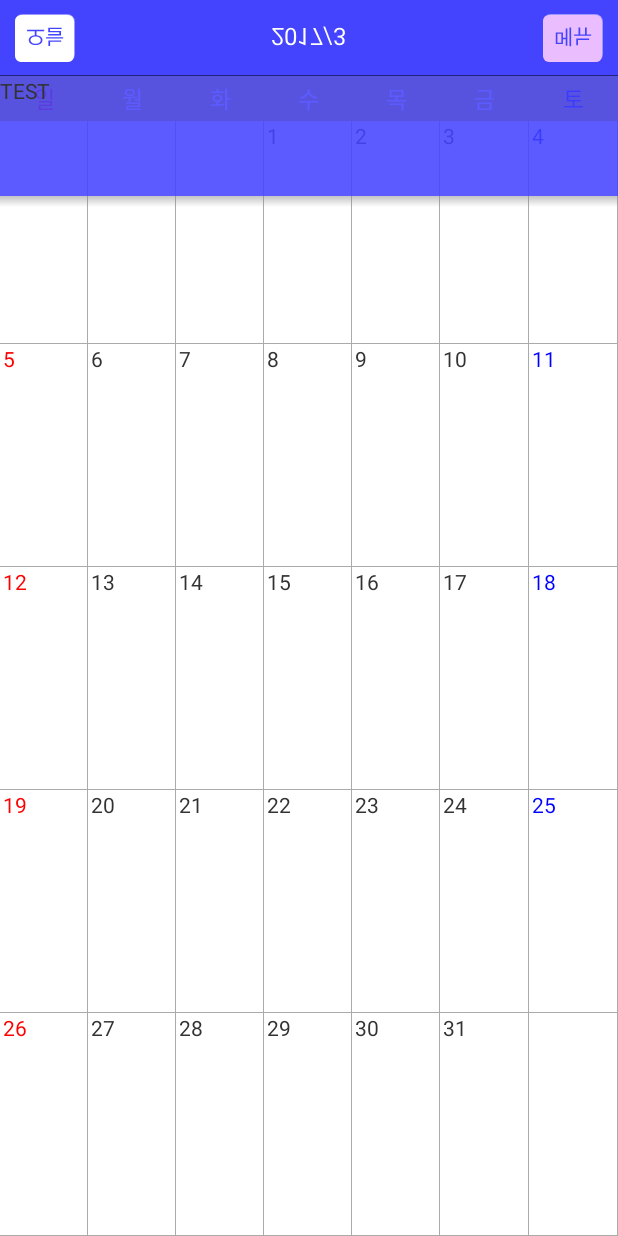
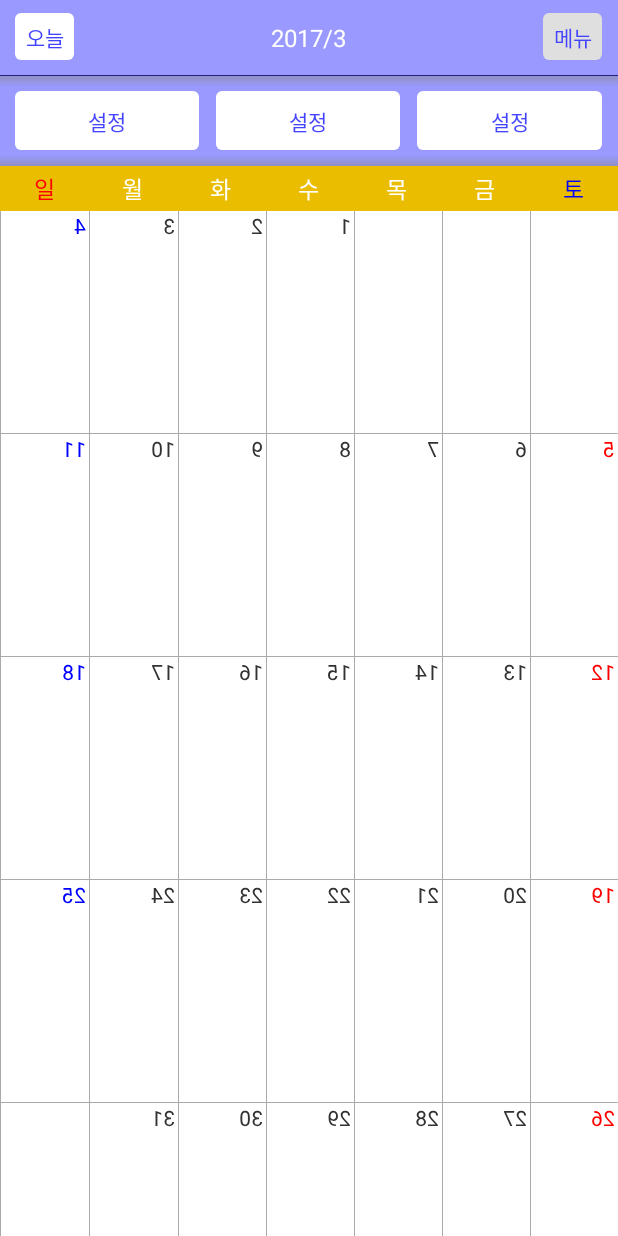
Before and after one commit to JisunPark/Android-ViewPagerCalendar, an Android app: the screen it shows after launch (CalendarActivity), after a tap on "메뉴", on a phone screen of 412 x 824 dp. Run offline under Robolectric (Android 15) with nearby library versions, the phone set to English and light mode, and no system bars; 2 other taps on this screen came first.

Commit message:
change menu animation

```diff
--- a/app/src/main/java/com/suminjin/calendar/CalendarActivity.java
+++ b/app/src/main/java/com/suminjin/calendar/CalendarActivity.java
@@ -3,10 +3,7 @@ package com.suminjin.calendar;
 import android.animation.ObjectAnimator;
 import android.os.Bundle;
 import android.support.annotation.Nullable;
-import android.support.v4.app.Fragment;
 import android.support.v4.app.FragmentActivity;
-import android.support.v4.app.FragmentManager;
-import android.support.v4.app.FragmentTransaction;
 import android.support.v4.view.ViewPager;
 import android.view.View;
 import android.view.animation.AccelerateInterpolator;
@@ -82,88 +79,41 @@ public class CalendarActivity extends FragmentActivity {
             @Override
             public void onClick(View view) {
                 viewPager.setCurrentItem(CalendarPagerAdapter.START_POSITION);
+                ObjectAnimator animator = ObjectAnimator.ofFloat(viewPager, "rotationY", 0, 180);
+                animator.setDuration(300);
+                animator.start();
             }
         });
 
+        final View menuFragment = findViewById(R.id.menuFragment);
+//        menuFragment.setVisibility(View.GONE);
+        final int menuFragmentHeight = getResources().getDimensionPixelSize(R.dimen.menu_fragment_height);
+        final View layoutCalendar = findViewById(R.id.layoutCalendar);
         final View layoutTitle = findViewById(R.id.layoutTitle);
+
         // 메뉴 버튼
         findViewById(R.id.txtMenu).setOnClickListener(new View.OnClickListener() {
             @Override
             public void onClick(View view) {
                 if (view.isSelected()) {
-                    removeFragment();
+//                    ObjectAnimator animator = ObjectAnimator.ofFloat(layoutTitle, "rotationX", 180, 360);
+//                    animator.setDuration(300);
+//                    animator.start();
 
-                    ObjectAnimator animator = ObjectAnimator.ofFloat(layoutTitle, "rotationX", 180, 360);
-                    animator.setDuration(300);
-                    animator.start();
+                    ObjectAnimator mover = ObjectAnimator.ofFloat(layoutCalendar, "translationY", 0);
+                    mover.setDuration(300);
+                    mover.start();
                 } else {
-                    setFragment();
+//                    ObjectAnimator animator = ObjectAnimator.ofFloat(layoutTitle, "rotationX", 0, 180);
+//                    animator.setDuration(300);
+//                    animator.start();
 
-                    ObjectAnimator animator = ObjectAnimator.ofFloat(layoutTitle, "rotationX", 0, 180);
-                    animator.setDuration(300);
-                    animator.start();
+                    ObjectAnimator mover = ObjectAnimator.ofFloat(layoutCalendar, "translationY", menuFragmentHeight);
+                    mover.setDuration(300);
+                    mover.start();
                 }
-
                 view.setSelected(!view.isSelected());
-            }
-        });
-    }
-
-    private void setFragment() {
-        String className = TestFragment.class.getName();
-        FragmentManager fm = getSupportFragmentManager();
-        FragmentTransaction ft = fm.beginTransaction();
-        Fragment fragment = fm.findFragmentByTag(className);
-        String tag = className;
-        if (fragment == null) {
-            fragment = Fragment.instantiate(this, className, null);
-        } else {
-            tag += "Extra";
-            fragment = Fragment.instantiate(this, className, null);
-        }
-
-        if (fragment == null) {
-            try {
-                throw new Exception("Check " + className + " is exist Fragment");
-            } catch (Exception e) {
-                e.printStackTrace();
-            }
-        }
-
-        int enter = R.anim.slide_in_down;
-        int exit = R.anim.slide_out_up;
-        if (enter != 0 && exit != 0) {
-            ft.setCustomAnimations(enter, exit, enter, exit);
-        }
-
-        ft.add(R.id.layoutFragment, fragment, tag);
-
-        ft.commit();
-    }
-
-    private void removeFragment() {
-        final String className = TestFragment.class.getName();
-        FragmentManager fm = getSupportFragmentManager();
-        final FragmentTransaction ft = fm.beginTransaction();
-        final Fragment fragment = fm.findFragmentByTag(className);
-//        ft.remove(fragment);
-//        ft.commit();
-
-        AnimationUtils.move(fragment.getView(), 0, 0, 0, -1, getResources().getInteger(R.integer.anim_duration), new AccelerateInterpolator(), new Animation.AnimationListener() {
-            @Override
-            public void onAnimationStart(Animation animation) {
-
-            }
-
-            @Override
-            public void onAnimationEnd(Animation animation) {
-                ft.remove(fragment);
-                ft.commit();
-            }
-
-            @Override
-            public void onAnimationRepeat(Animation animation) {
-
+                layoutTitle.setBackgroundResource(view.isSelected() ? R.color.top_bg_sel : R.color.top_bg_nor);
             }
         });
     }
--- a/app/src/main/java/com/suminjin/calendar/TestFragment.java
+++ b/app/src/main/java/com/suminjin/calendar/MenuFragment.java
@@ -12,13 +12,13 @@ import android.view.animation.Animation;
  * Created by parkjisun on 2017. 3. 28..
  */
 
-public class TestFragment extends Fragment {
+public class MenuFragment extends Fragment {
 
     @Nullable
     @Override
     public View onCreateView(LayoutInflater inflater, @Nullable ViewGroup container, @Nullable Bundle savedInstanceState) {
         super.onCreateView(inflater, container, savedInstanceState);
-        return inflater.inflate(R.layout.fragment_test, container, false);
+        return inflater.inflate(R.layout.fragment_menu, container, false);
     }
 
     @Override
--- a/app/src/main/res/drawable/bg_item_sel.xml
+++ b/app/src/main/res/drawable/bg_btn_sel.xml
@@ -13,7 +13,7 @@
         android:top="0dp">
         <shape android:shape="rectangle">
             <corners android:radius="4dp" />
-            <solid android:color="#eabdff" />
+            <solid android:color="#dfdfdf" />
         </shape>
     </item>
 </layer-list>
--- /dev/null
+++ b/app/src/main/res/drawable/bg_down_to_up_shadow.xml
@@ -0,0 +1,8 @@
+<?xml version="1.0" encoding="utf-8"?>
+<shape xmlns:android="http://schemas.android.com/apk/res/android"
+    android:shape="rectangle">
+    <gradient
+        android:angle="90"
+        android:endColor="@android:color/transparent"
+        android:startColor="#7f888888" />
+</shape>
--- /dev/null
+++ b/app/src/main/res/drawable/selector_bg_btn.xml
@@ -0,0 +1,6 @@
+<?xml version="1.0" encoding="utf-8"?>
+<selector xmlns:android="http://schemas.android.com/apk/res/android">
+    <item android:drawable="@drawable/bg_btn_sel" android:state_selected="true" />
+    <item android:drawable="@drawable/bg_btn_sel" android:state_pressed="true" />
+    <item android:drawable="@drawable/bg_btn_nor" />
+</selector>
--- a/app/src/main/res/drawable/selector_bg_item.xml
+++ /dev/null
@@ -1,6 +0,0 @@
-<?xml version="1.0" encoding="utf-8"?>
-<selector xmlns:android="http://schemas.android.com/apk/res/android">
-    <item android:drawable="@drawable/bg_item_sel" android:state_selected="true" />
-    <item android:drawable="@drawable/bg_item_sel" android:state_pressed="true" />
-    <item android:drawable="@drawable/bg_item" />
-</selector>
--- a/app/src/main/res/layout/activity_calendar.xml
+++ b/app/src/main/res/layout/activity_calendar.xml
@@ -9,23 +9,14 @@
         android:id="@+id/layoutTitle"
         android:layout_width="match_parent"
         android:layout_height="@dimen/calendar_year_month_view_height"
-        android:background="#44f">
+        android:background="@color/top_bg_nor">
 
         <TextView
             android:id="@+id/txtToday"
-            android:layout_width="wrap_content"
-            android:layout_height="wrap_content"
+            style="@style/CommonButton"
             android:layout_centerVertical="true"
             android:layout_marginLeft="10dp"
-            android:background="@drawable/selector_bg_item"
-            android:gravity="center"
-            android:paddingBottom="5dp"
-            android:paddingLeft="7dp"
-            android:paddingRight="7dp"
-            android:paddingTop="5dp"
-            android:text="@string/today"
-            android:textColor="#44f"
-            android:textSize="14sp" />
+            android:text="@string/today" />
 
         <TextView
             android:id="@+id/txtYear"
@@ -39,20 +30,11 @@
 
         <TextView
             android:id="@+id/txtMenu"
-            android:layout_width="wrap_content"
-            android:layout_height="wrap_content"
+            style="@style/CommonButton"
             android:layout_alignParentRight="true"
             android:layout_centerVertical="true"
             android:layout_marginRight="10dp"
-            android:background="@drawable/selector_bg_item"
-            android:gravity="center"
-            android:paddingBottom="5dp"
-            android:paddingLeft="7dp"
-            android:paddingRight="7dp"
-            android:paddingTop="5dp"
-            android:text="@string/menu"
-            android:textColor="#44f"
-            android:textSize="14sp" />
+            android:text="@string/menu" />
     </RelativeLayout>
 
     <View
@@ -60,27 +42,35 @@
         android:layout_height="1px"
         android:background="#7f4444ff" />
 
-    <RelativeLayout
+    <FrameLayout
         android:layout_width="match_parent"
         android:layout_height="match_parent">
 
-        <include
-            android:id="@+id/layoutWeekTitle"
-            layout="@layout/layout_week_title"
+        <fragment
+            android:id="@+id/menuFragment"
+            class="com.suminjin.calendar.MenuFragment"
             android:layout_width="match_parent"
-            android:layout_height="@dimen/calendar_week_view_height" />
+            android:layout_height="wrap_content" />
 
-        <android.support.v4.view.ViewPager
-            android:id="@+id/viewPager"
+        <LinearLayout
+            android:id="@+id/layoutCalendar"
             android:layout_width="match_parent"
             android:layout_height="match_parent"
-            android:layout_below="@id/layoutWeekTitle" />
+            android:orientation="vertical">
 
-        <FrameLayout
-            android:id="@+id/layoutFragment"
-            android:layout_width="match_parent"
-            android:layout_height="wrap_content"></FrameLayout>
-    </RelativeLayout>
+            <include
+                android:id="@+id/layoutWeekTitle"
+                layout="@layout/layout_week_title"
+                android:layout_width="match_parent"
+                android:layout_height="@dimen/calendar_week_view_height" />
 
+            <android.support.v4.view.ViewPager
+                android:id="@+id/viewPager"
+                android:layout_width="match_parent"
+                android:layout_height="match_parent" />
+
+        </LinearLayout>
+
+    </FrameLayout>
 
 </LinearLayout>
--- /dev/null
+++ b/app/src/main/res/layout/fragment_menu.xml
@@ -0,0 +1,51 @@
+<?xml version="1.0" encoding="utf-8"?>
+<FrameLayout xmlns:android="http://schemas.android.com/apk/res/android"
+    android:layout_width="match_parent"
+    android:layout_height="wrap_content"
+    android:clickable="true">
+
+
+    <LinearLayout
+        android:layout_width="match_parent"
+        android:layout_height="@dimen/menu_fragment_height"
+        android:background="@color/top_bg_sel"
+        android:padding="10dp">
+
+        <TextView
+            android:id="@+id/btnSetting"
+            style="@style/CommonButton"
+            android:layout_width="0dp"
+            android:layout_height="match_parent"
+            android:layout_marginRight="5dp"
+            android:layout_weight="1"
+            android:text="@string/setting" />
+
+        <TextView
+            style="@style/CommonButton"
+            android:layout_width="0dp"
+            android:layout_height="match_parent"
+            android:layout_marginLeft="5dp"
+            android:layout_marginRight="5dp"
+            android:layout_weight="1"
+            android:text="@string/setting" />
+
+        <TextView
+            style="@style/CommonButton"
+            android:layout_width="0dp"
+            android:layout_height="match_parent"
+            android:layout_marginLeft="5dp"
+            android:layout_weight="1"
+            android:text="@string/setting" />
+    </LinearLayout>
+
+    <View
+        android:layout_width="match_parent"
+        android:layout_height="7dp"
+        android:background="@drawable/bg_up_to_down_shadow" />
+
+    <View
+        android:layout_width="match_parent"
+        android:layout_height="7dp"
+        android:layout_gravity="bottom"
+        android:background="@drawable/bg_down_to_up_shadow" />
+</FrameLayout>
--- a/app/src/main/res/layout/fragment_test.xml
+++ /dev/null
@@ -1,18 +0,0 @@
-<?xml version="1.0" encoding="utf-8"?>
-<LinearLayout xmlns:android="http://schemas.android.com/apk/res/android"
-    android:layout_width="match_parent"
-    android:layout_height="wrap_content"
-    android:clickable="true"
-    android:orientation="vertical">
-
-    <TextView
-        android:layout_width="match_parent"
-        android:layout_height="80dp"
-        android:background="#df4444ff"
-        android:text="TEST" />
-
-    <View
-        android:layout_width="match_parent"
-        android:layout_height="7dp"
-        android:background="@drawable/bg_shadow" />
-</LinearLayout>
--- a/app/src/main/res/values/colors.xml
+++ b/app/src/main/res/values/colors.xml
@@ -1,7 +1,7 @@
 <?xml version="1.0" encoding="utf-8"?>
 <resources>
-    <color name="colorPrimary">#3F51B5</color>
-    <color name="colorPrimaryDark">#303F9F</color>
-    <color name="colorAccent">#FF4081</color>
     <color name="calendar_contents_bg">#f1f1f1</color>
+    <color name="week_title_bg">#eabd00</color>
+    <color name="top_bg_nor">#44f</color>
+    <color name="top_bg_sel">#99f</color>
 </resources>
--- a/app/src/main/res/values/dimens.xml
+++ b/app/src/main/res/values/dimens.xml
@@ -3,4 +3,5 @@
     <dimen name="calendar_year_month_view_height">50dp</dimen>
     <dimen name="calendar_week_view_height">30dp</dimen>
     <dimen name="calendar_contents_height">200dp</dimen>
+    <dimen name="menu_fragment_height">60dp</dimen>
 </resources>
--- a/app/src/main/res/values/strings.xml
+++ b/app/src/main/res/values/strings.xml
@@ -4,4 +4,5 @@
     <string name="confirm">확인</string>
     <string name="cancel">취소</string>
     <string name="menu">메뉴</string>
+    <string name="setting">설정</string>
 </resources>
--- a/app/src/main/res/values/styles.xml
+++ b/app/src/main/res/values/styles.xml
@@ -12,6 +12,21 @@
         <item name="android:textColor">#fff</item>
         <item name="android:textSize">15sp</item>
         <item name="android:gravity">center</item>
-        <item name="android:background">#eabd00</item>
+        <item name="android:background">@color/week_title_bg</item>
     </style>
+
+    <style name="CommonButton" parent="android:Widget.Button">
+        <item name="android:layout_width">wrap_content</item>
+        <item name="android:layout_height">wrap_content</item>
+        <item name="android:layout_centerVertical">true</item>
+        <item name="android:background">@drawable/selector_bg_btn</item>
+        <item name="android:gravity">center</item>
+        <item name="android:paddingBottom">5dp</item>
+        <item name="android:paddingTop">5dp</item>
+        <item name="android:paddingLeft">7dp</item>
+        <item name="android:paddingRight">7dp</item>
+        <item name="android:textColor">#44f</item>
+        <item name="android:textSize">14sp</item>
+    </style>
+
 </resources>
```
Also changed, not shown: app/src/main/res/drawable/bg_btn_nor.xml (renamed from app/src/main/res/drawable/bg_item.xml), app/src/main/res/drawable/bg_up_to_down_shadow.xml (renamed from app/src/main/res/drawable/bg_shadow.xml), 1 other file.
